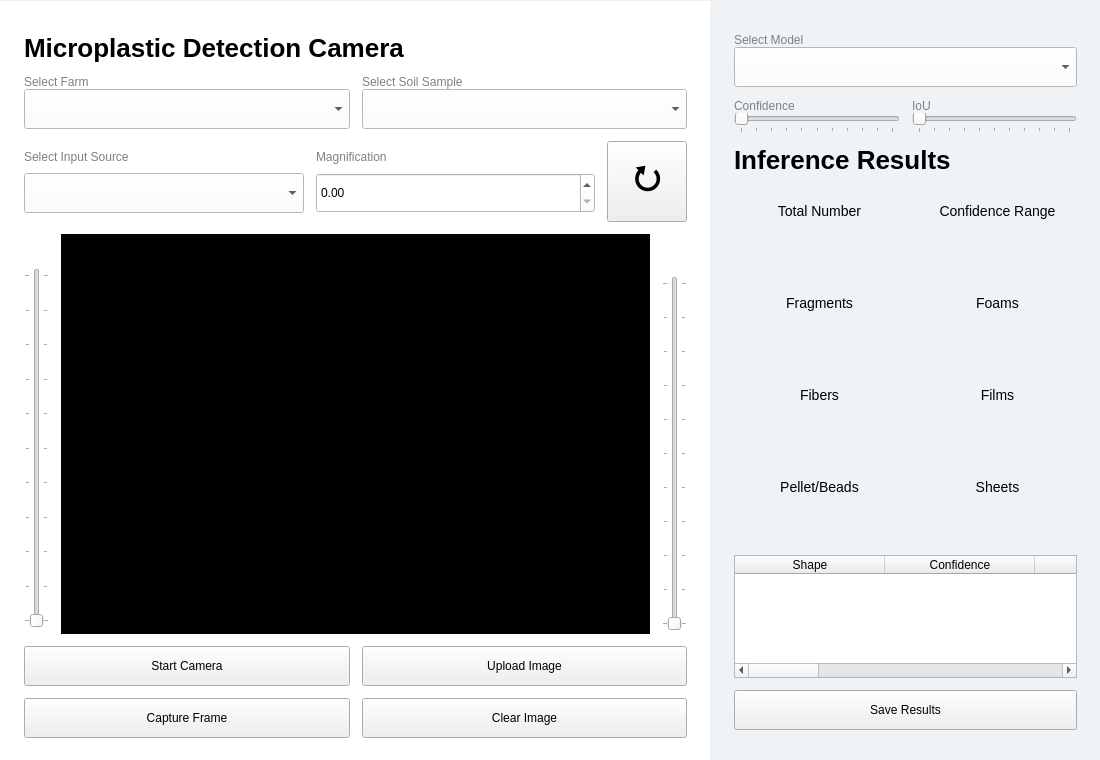
Old version of the form mpcamera/layouts/cameraPage.ui in the repository AkunoCode/MP-Camera.
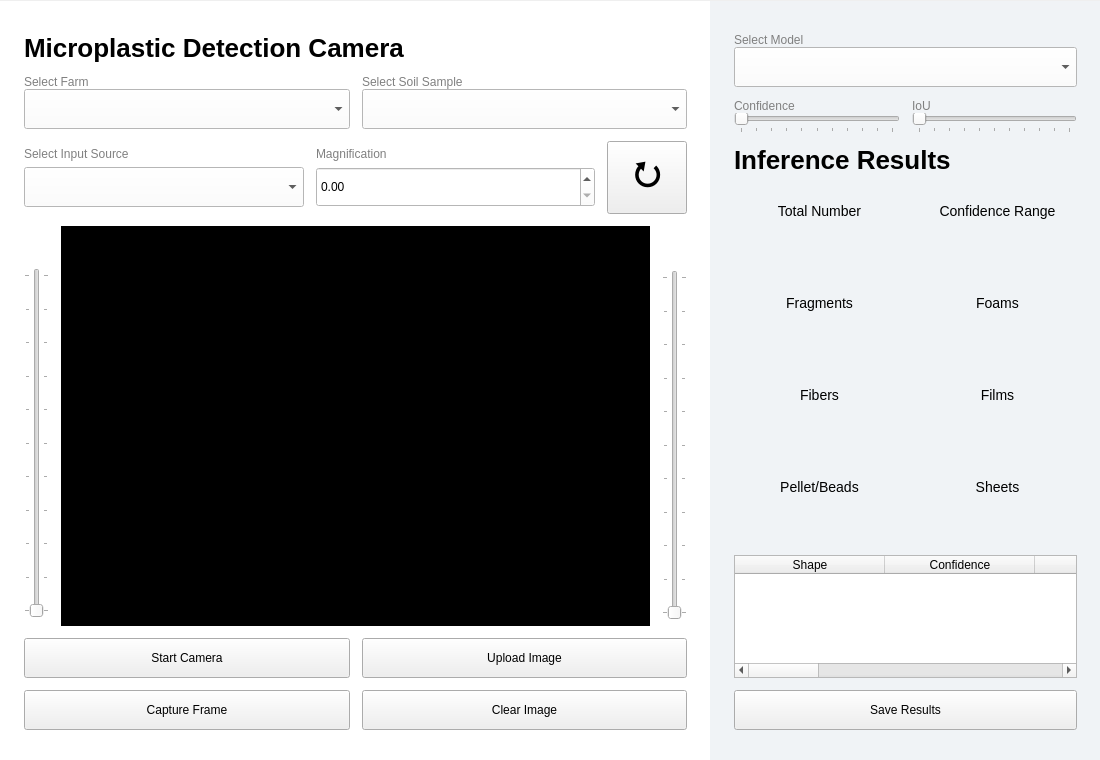
New version of the form. Icons and pictures are not drawn.

Commit message: feat: Implement brightness and contrast adjustment functionality with UI sliders in CameraPage

```diff
--- a/mpcamera/layouts/cameraPage.ui
+++ b/mpcamera/layouts/cameraPage.ui
@@ -213,7 +213,7 @@
           <x>0</x>
           <y>0</y>
           <width>711</width>
-          <height>769</height>
+          <height>761</height>
          </rect>
         </property>
         <layout class="QVBoxLayout" name="verticalLayout_5">
@@ -518,7 +518,7 @@
                <property name="minimumSize">
                 <size>
                  <width>0</width>
-                 <height>360</height>
+                 <height>350</height>
                 </size>
                </property>
                <property name="maximum">
@@ -608,7 +608,7 @@
                <property name="minimumSize">
                 <size>
                  <width>0</width>
-                 <height>355</height>
+                 <height>350</height>
                 </size>
                </property>
                <property name="maximum">
```
The commit also changes 2 other files.
